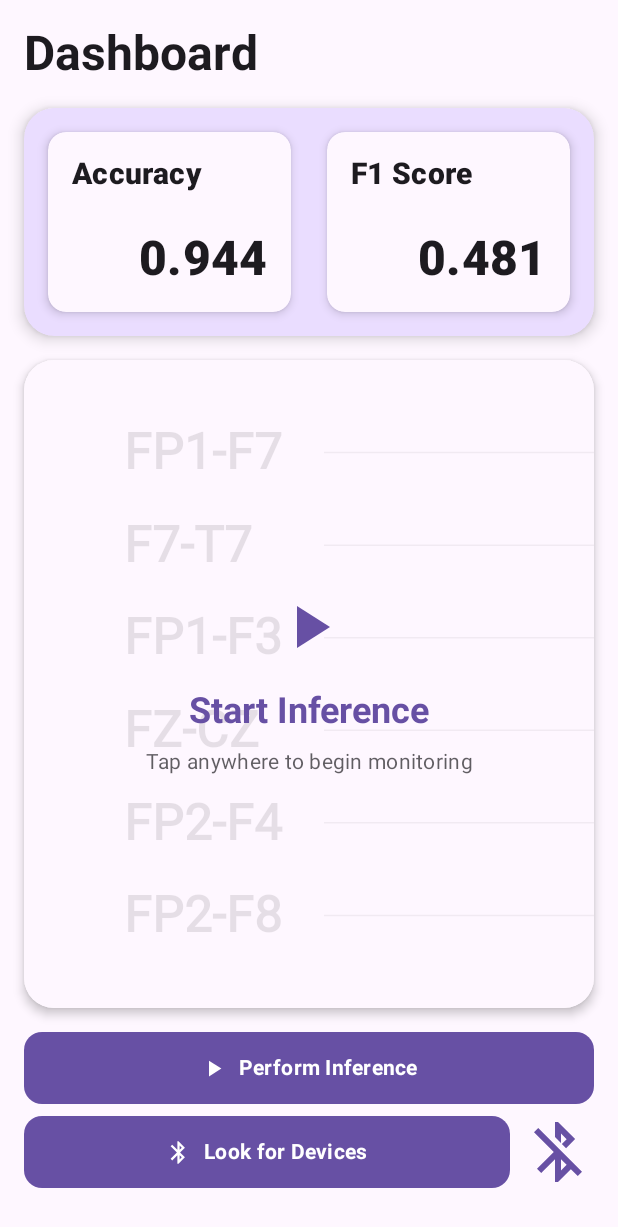
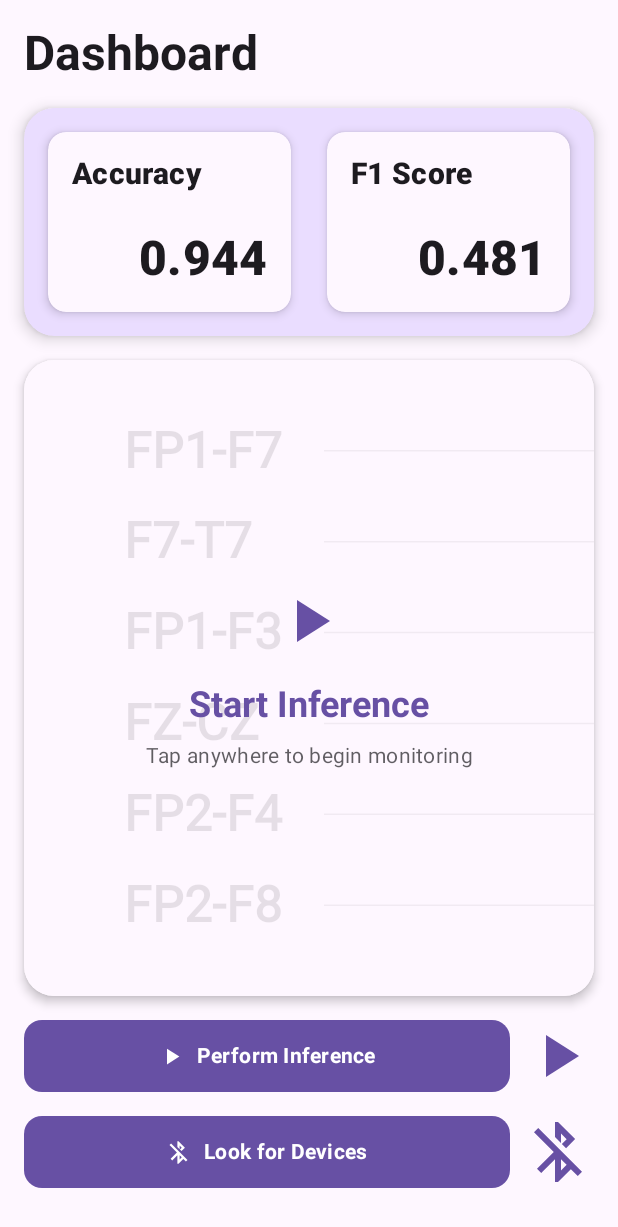
Before and after one commit to Bozu1206/SeizureGuard, an Android app built with Jetpack Compose: the composable InferenceHomePage shown on its own in the app's theme, on a phone screen of 412 x 824 dp. Shown: the top 1227 px of the screen. Run offline under Robolectric (Android 15) with nearby library versions, the phone set to English and light mode, and no system bars; our stand-ins replace livedata-compose.

Commit message:
Add start/pause button and other UI features

```diff
--- a/APP/app/src/main/java/com/epfl/ch/seizureguard/MainScreen.kt
+++ b/APP/app/src/main/java/com/epfl/ch/seizureguard/MainScreen.kt
@@ -13,6 +13,7 @@ import com.epfl.ch.seizureguard.profile.ProfileViewModel
 @Composable
 fun MainScreen(
     onRunInference: () -> Unit,
+    onPauseInference: () -> Unit,
     metrics: Metrics,
     payState: WalletUiState,
     profileViewModel: ProfileViewModel,
@@ -25,6 +26,7 @@ fun MainScreen(
     AppContent(
         metrics = metrics,
         onRunInference = onRunInference,
+        onPauseInference = onPauseInference,
         payState = payState,
         requestSavePass = requestSavePass,
         profileViewModel = profileViewModel,
--- a/APP/app/src/main/java/com/epfl/ch/seizureguard/inference/InferenceHomePage.kt
+++ b/APP/app/src/main/java/com/epfl/ch/seizureguard/inference/InferenceHomePage.kt
@@ -12,17 +12,21 @@ import android.util.Log
 import android.widget.Toast
 import androidx.activity.compose.rememberLauncherForActivityResult
 import androidx.activity.result.contract.ActivityResultContracts
-import androidx.compose.animation.animateColorAsState
+import androidx.compose.animation.core.LinearEasing
+import androidx.compose.animation.core.RepeatMode
+import androidx.compose.animation.core.animateFloat
+import androidx.compose.animation.core.infiniteRepeatable
+import androidx.compose.animation.core.rememberInfiniteTransition
+import androidx.compose.animation.core.tween
 import androidx.compose.foundation.*
 import androidx.compose.foundation.layout.*
 import androidx.compose.ui.Modifier.*
 import androidx.compose.foundation.shape.RoundedCornerShape
 import androidx.compose.material.icons.Icons
-import androidx.compose.material.icons.filled.Bluetooth
+import androidx.compose.material.icons.filled.Autorenew
 import androidx.compose.material.icons.filled.BluetoothConnected
 import androidx.compose.material.icons.filled.BluetoothDisabled
-import androidx.compose.material.icons.filled.Cancel
-import androidx.compose.material.icons.filled.CheckCircle
+import androidx.compose.material.icons.filled.Pause
 import androidx.compose.material.icons.filled.PlayArrow
 import androidx.compose.material3.*
 import androidx.compose.runtime.*
@@ -40,14 +44,12 @@ import com.epfl.ch.seizureguard.dl.metrics.Metrics
 import com.epfl.ch.seizureguard.bluetooth.BluetoothViewModel
 import com.epfl.ch.seizureguard.dl.MetricsViewModel
 import com.epfl.ch.seizureguard.profile.ProfileViewModel
-import com.epfl.ch.seizureguard.profile.ProfileRepository
 import androidx.compose.ui.graphics.vector.ImageVector
 import androidx.compose.ui.draw.shadow
 import androidx.compose.ui.graphics.Color
-import androidx.compose.ui.tooling.preview.Preview
+import androidx.compose.ui.graphics.graphicsLayer
 import com.epfl.ch.seizureguard.RunningApp
 import com.epfl.ch.seizureguard.profile.ProfileViewModelFactory
-import org.tensorflow.op.math.Round
 import kotlin.math.round
 
 private val CardShape = RoundedCornerShape(12.dp)
@@ -59,6 +61,7 @@ private val CardHeight = 120.dp
 @Composable
 fun InferenceHomePage(
     onPerformInference: () -> Unit,
+    onPauseInference: () -> Unit,
     modifier: Modifier = Modifier,
     bluetoothViewModel: BluetoothViewModel = viewModel(),
     metricsViewModel: MetricsViewModel,
@@ -75,7 +78,6 @@ fun InferenceHomePage(
 
     val debugMode = profile.isDebugEnabled
     val isConnected by bluetoothViewModel.isConnected.observeAsState(initial = false) // is the BLE device connected?
-
 
     // Handle Bluetooth setup
     HandleBluetoothSetup(bluetoothViewModel)
@@ -112,7 +114,7 @@ fun InferenceHomePage(
                         .padding(vertical = 16.dp),
                     contentAlignment = Alignment.Center
                 ) {
-                    EEGChart()
+                    EEGChart(debugMode)
                     InferenceOverlay(
                         debugMode,
                         isConnected,
@@ -128,9 +130,14 @@ fun InferenceHomePage(
                 ActionButtonsSection(
                     debugMode,
                     isConnected,
+                    isInferenceRunning,
                     onPerformInference = {
                         isInferenceRunning = true
                         onPerformInference()
+                    },
+                    onPauseInference = {
+                        onPauseInference()
+                        isInferenceRunning = false
                     },
                     onScanDevices = { bluetoothViewModel.scanLeDevice() },
                     bluetoothViewModel = bluetoothViewModel
@@ -164,7 +171,9 @@ private fun MetricsSection(profileViewModel: ProfileViewModel) {
 private fun ActionButtonsSection(
     debugMode: Boolean,
     isConnected: Boolean,
+    isInferenceRunning : Boolean,
     onPerformInference: () -> Unit,
+    onPauseInference: () -> Unit,
     onScanDevices: () -> Unit,
     bluetoothViewModel: BluetoothViewModel
 ) {
@@ -180,8 +189,21 @@ private fun ActionButtonsSection(
                 .padding(bottom = SmallPadding)
         ) {
             val buttonHeight = 48.dp
-            ActionButton(
+
+            Row(
+                modifier = Modifier
+                    .fillMaxWidth()
+                    .padding(bottom = SmallPadding),
+                verticalAlignment = Alignment.CenterVertically
+            ) {
+                val inferenceButtonText = if (isInferenceRunning) "Inference Running" else "Perform Inference"
+
+                ActionButtonInference(
                     onClick = {
+                        if(isInferenceRunning){
+                            onPauseInference()
+                        }
+                        else{
                             Log.e(context::class.java.toString(), "debugMode: $debugMode")
                             Log.e(context::class.java.toString(), "isConnected: $isConnected")
                             if (!debugMode && !isConnected) {
@@ -189,11 +211,39 @@ private fun ActionButtonsSection(
                             } else {
                                 onPerformInference()
                             }
+                        }
+
                     },
-                icon = Icons.Default.PlayArrow,
-                text = "Perform Inference",
-                modifier = Modifier.height(buttonHeight)
+                    icon =  if (isInferenceRunning) Icons.Default.Autorenew else Icons.Default.PlayArrow,
+                    text = inferenceButtonText,
+                    isInferenceRunning = isInferenceRunning,
+                    modifier = Modifier
+                        .weight(1f)
+                        .height(buttonHeight),
                 )
+                Spacer(modifier = Modifier.width(8.dp))
+
+                InferenceRunningIcon(
+                    isInferenceRunning = isInferenceRunning,
+                    buttonColors = ButtonDefaults.buttonColors(),
+                    onClick = {
+                          if(isInferenceRunning){
+                              onPauseInference()
+                          }
+                        else{
+                          Log.e(context::class.java.toString(), "debugMode: $debugMode")
+                          Log.e(context::class.java.toString(), "isConnected: $isConnected")
+                          if (!debugMode && !isConnected) {
+                              Toast.makeText(context, "No device connected!", Toast.LENGTH_LONG).show()
+                          } else {
+                              onPerformInference()
+                          }
+                          }
+                    },
+                    modifier = Modifier
+                        .height(buttonHeight)    // Match the height of the button
+                )
+            }
 
             Spacer(modifier = Modifier.height(SmallPadding))
 
@@ -205,7 +255,7 @@ private fun ActionButtonsSection(
             ) {
                 val scanButtonText = if (isConnected) "Connected to ${bluetoothViewModel.myDeviceName}" else "Look for Devices"
                 val scanButtonColors = if (isConnected) {
-                    ButtonDefaults.buttonColors(containerColor = Color(0xFF4CAF50) )
+                    ButtonDefaults.buttonColors(containerColor = Color(0xFF3EFD46))
                 } else {
                     ButtonDefaults.buttonColors()
                 }
@@ -216,7 +266,7 @@ private fun ActionButtonsSection(
                             Toast.makeText(context, "Scanning for devices", Toast.LENGTH_SHORT).show()
                         }
                     },
-                    icon = Icons.Default.Bluetooth,
+                    icon =  if (isConnected) Icons.Default.BluetoothConnected else Icons.Default.BluetoothDisabled,
                     text = scanButtonText,
                     modifier = Modifier
                         .weight(1f)
@@ -236,12 +286,22 @@ private fun ActionButtonsSection(
     }
 }
 @Composable
-private fun ActionButton(
+private fun ActionButtonInference(
     onClick: () -> Unit,
     icon: ImageVector,
     text: String,
+    isInferenceRunning: Boolean,
     modifier: Modifier = Modifier
 ) {
+    val infiniteTransition = rememberInfiniteTransition(label = "Rotating arrow")
+    val rotationAngle by infiniteTransition.animateFloat(
+        initialValue = 0f,
+        targetValue = 360f,
+        animationSpec = infiniteRepeatable(
+            animation = tween(durationMillis = 2000, easing = LinearEasing),
+            repeatMode = RepeatMode.Restart
+        ), label = "Rotating arrow"
+    )
     Button(
         onClick = onClick,
         shape = CardShape,
@@ -250,7 +310,11 @@ private fun ActionButton(
         Icon(
             imageVector = icon,
             contentDescription = text,
-            modifier = Modifier.size(18.dp)
+            modifier = Modifier
+                .size(18.dp)
+                .graphicsLayer(
+                    rotationZ = if (isInferenceRunning) rotationAngle else 0f
+                )
         )
         Spacer(modifier = Modifier.width(SmallPadding))
         Text(
@@ -620,3 +684,24 @@ fun DeviceConnectionIcon(
         tint = buttonColors.containerColor
     )
 }
+
+@Composable
+fun InferenceRunningIcon(
+    isInferenceRunning: Boolean,
+    buttonColors: ButtonColors = ButtonDefaults.buttonColors(),
+    onClick: () -> Unit,
+    modifier: Modifier = Modifier
+) {
+    val icon = if (isInferenceRunning) Icons.Default.Pause else Icons.Default.PlayArrow
+    IconButton(
+        onClick = onClick,
+        modifier = modifier.aspectRatio(1f)
+    ) {
+        Icon(
+            imageVector = icon,
+            contentDescription = if (isInferenceRunning) "Inference running" else "Inference not running",
+            tint = buttonColors.containerColor,
+            modifier = modifier.fillMaxSize()
+        )
+    }
+}
--- a/APP/app/src/main/java/com/epfl/ch/seizureguard/navigation/Navigation.kt
+++ b/APP/app/src/main/java/com/epfl/ch/seizureguard/navigation/Navigation.kt
@@ -39,6 +39,7 @@ import com.epfl.ch.seizureguard.profile.ProfileViewModel
 fun AppContent(
     metrics: Metrics,
     onRunInference: () -> Unit,
+    onPauseInference: () -> Unit,
     payState: WalletUiState,
     requestSavePass: (GoogleWalletToken.PassRequest) -> Unit,
     onLogoutClicked: () -> Unit,
@@ -59,6 +60,7 @@ fun AppContent(
                 InferenceHomePage(
                     profileViewModel = profileViewModel,
                     onPerformInference = onRunInference,
+                    onPauseInference = onPauseInference,
                     metricsViewModel = metricsViewModel
                 )
             }
```
Also changed, not shown: APP/app/src/main/java/com/epfl/ch/seizureguard/MainActivity.kt (+8 -5 lines), APP/app/src/main/java/com/epfl/ch/seizureguard/bluetooth/BluetoothViewModel.kt (+75 -21 lines), APP/app/src/main/java/com/epfl/ch/seizureguard/dl/utils/SampleBroadCastService.kt (+5 -3 lines), APP/app/src/main/java/com/epfl/ch/seizureguard/eeg/EEGChart.kt (+16 -7 lines), APP/app/src/main/java/com/epfl/ch/seizureguard/eeg/EEGViewModel.kt (+16 -10 lines), APP/app/src/main/java/com/epfl/ch/seizureguard/inference/InferenceService.kt (+9 -0 lines), 1 other file. Lines whose indentation alone changed are shown as unchanged.
